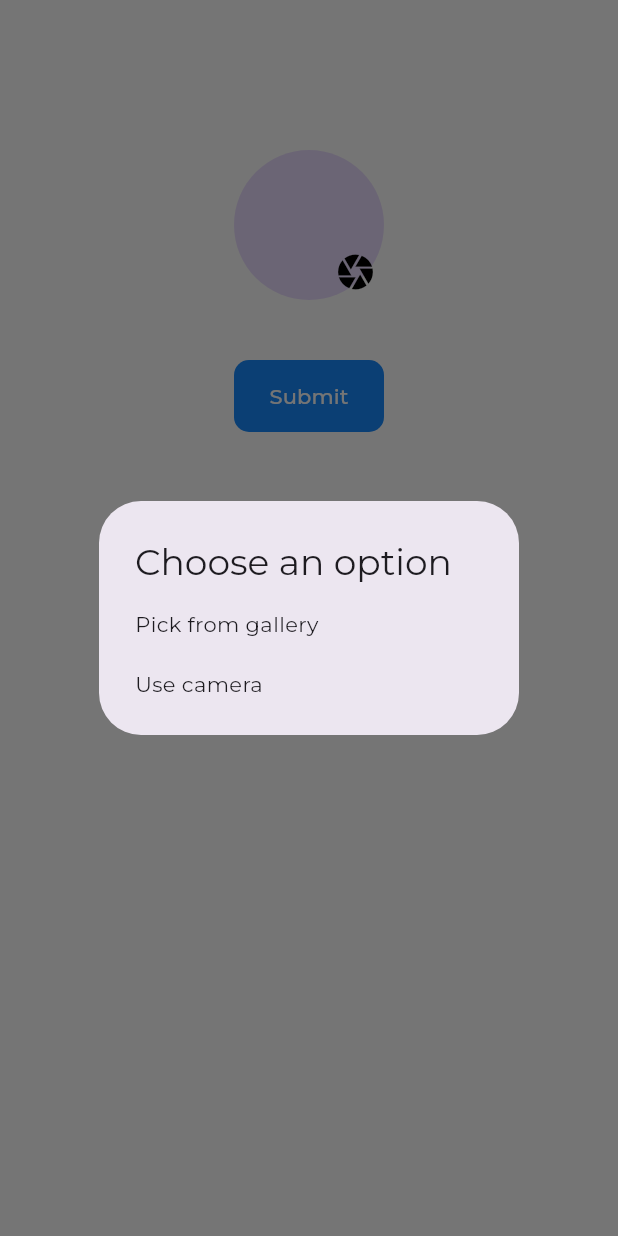
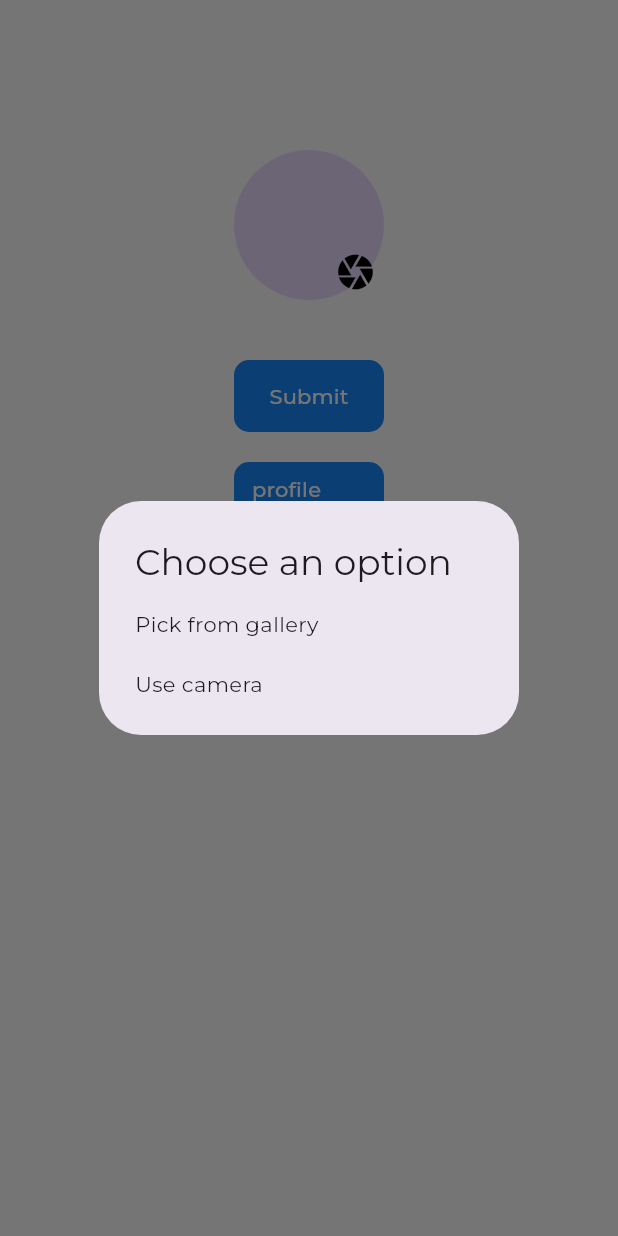
Before and after one commit to ahmedhany1284/Think_task, a Flutter app: the UserView screen opened by its route, after a tap on the "camera" icon, on a phone screen of 412 x 824 dp. Run offline on Flutter 3.47's test engine with Material 3 defaults, Android fonts, the phone set to English and light mode, and no system bars; our stand-ins replace cloud_firestore, equatable, firebase_core, firebase_database, firebase_messaging, firebase_storage and 7 more; accounts and stored records are empty; network calls fail.

Commit message:
update the project with the delete and show profile history

```diff
--- a/lib/features/user/presentaion/view-model/user_states.dart
+++ b/lib/features/user/presentaion/view-model/user_states.dart
@@ -66,3 +66,13 @@ class ChooseImageState extends UserStates {
   @override
   List<Object> get props => [image];
 }
+
+class GetProfileSuccessState extends UserStates {
+  final Map<String, String> profileHistory;
+
+  const GetProfileSuccessState(this.profileHistory);
+
+  @override
+  List<Object> get props => [profileHistory];
+}
+class GetProfileHistoryFailedState extends UserStates {}
--- a/lib/features/user/presentaion/view/widget/user_view_body.dart
+++ b/lib/features/user/presentaion/view/widget/user_view_body.dart
@@ -4,6 +4,7 @@ import 'package:go_router/go_router.dart';
 import 'package:think_task/core/app_router.dart';
 import 'package:think_task/core/colors/app_colors.dart';
 import 'package:think_task/features/user/presentaion/view-model/user_cubit.dart';
+import 'package:think_task/features/user/presentaion/view/widget/profile_image_list_view.dart';
 import 'package:think_task/features/user/presentaion/view/widget/results.dart';
 import 'package:think_task/features/user/presentaion/view/widget/user_list_view.dart';
 
@@ -119,6 +120,34 @@ class UserViewBody extends StatelessWidget {
                         ),
                       ),
                     ),
+                    const SizedBox(
+                      height: 20.0,
+                    ),
+                    ClipRRect(
+                      borderRadius: BorderRadius.circular(10.0),
+                      child: Container(
+                        width: 100,
+                        color: AppColors.primary,
+                        child: TextButton(
+                          onPressed: ()async {
+
+                              await context.read<UserCubit>().getProfileHistory();
+                              final result = BlocProvider.of<UserCubit>(context).ProfileHistory;
+                             showDialog(
+                               context: context,
+                               builder: (BuildContext context) {
+                                 return ProfileResultsView (result: result);
+                               },
+                             );
+                          },
+                          child: const Text(
+                            'profile History ',
+                            style: TextStyle(color: Colors.white),
+
+                          ),
+                        ),
+                      ),
+                    ),
                   ],
                 ),
               ),
```
Also changed, not shown: lib/features/user/presentaion/view-model/user_cubit.dart (+49 -1 lines), lib/features/user/presentaion/view/widget/profile_image_list_view.dart (added, +51 -0 lines), pubspec.lock, 1 other file.
